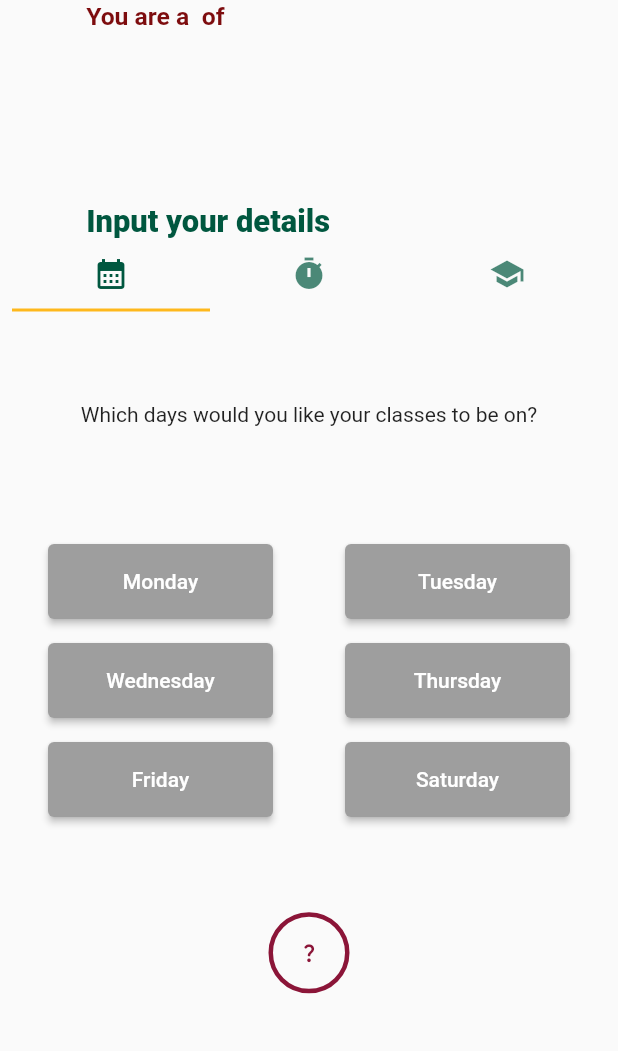
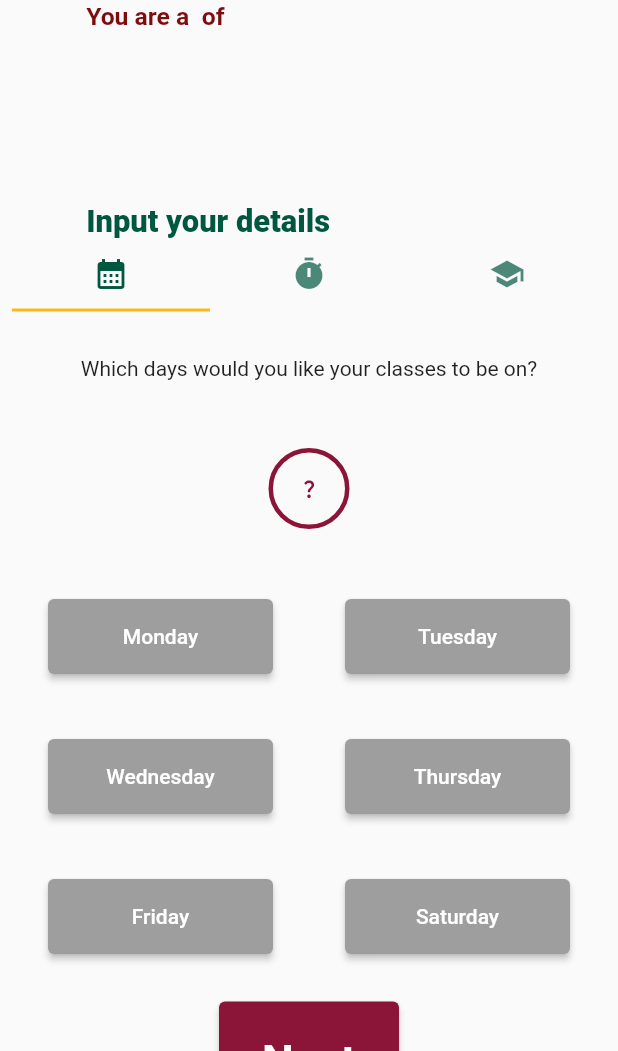
Before and after one commit to CRS-Scheduler/CRS-Scheduler, a Flutter app: the Dashboard screen opened directly with empty values, on a phone screen of 412 x 824 dp, the part 185-1236 px from its top. Run offline on Flutter 3.47's test engine with Material 2 defaults, Android fonts, the phone set to English and light mode, and no system bars; drawn by our look-alikes of showcaseview; our stand-ins replace csv, file_picker; missing offline and left inert: dart:html, dart:js.

Commit message:
more stuff

```diff
--- a/lib/screens/initdetails.dart
+++ b/lib/screens/initdetails.dart
@@ -49,7 +49,8 @@ class _DetailDashState extends State<DetailDash> {
         .map((row) => row[courseNameInd])
         .toList();
   }
-
+  double deviceHeight(BuildContext context) =>
+      MediaQuery.of(context).size.height;
   List<dynamic> _courseNames = ["Unselected"];
   late List<String> _dropdownItems = ["Unselected"];
   final _formKey = GlobalKey<FormState>();
@@ -105,6 +106,8 @@ class _DetailDashState extends State<DetailDash> {
     SizeConfig().init(context);
     return Scaffold(
       body: SingleChildScrollView(
+        child: SizedBox(
+          height: deviceHeight(context),
           child: Padding(
             padding: const EdgeInsets.all(8.0),
             child: Column(
@@ -726,6 +729,7 @@ class _DetailDashState extends State<DetailDash> {
             ),
           ),
         ),
+      ),
     );
   }
 }
--- a/lib/widgets/daychooser.dart
+++ b/lib/widgets/daychooser.dart
@@ -51,17 +51,36 @@ class _DayChooserState extends State<DayChooser> {
   GlobalKey _day = GlobalKey();
   @override
   Widget build(BuildContext context) {
-    return SizedBox(
-      height: 500,
-      child: Center(
+    return Center(
       child: Column(mainAxisAlignment: MainAxisAlignment.spaceEvenly,
         children: [
           const Padding(
             padding: EdgeInsets.symmetric(vertical: 30.0),
             child: Text("Which days would you like your classes to be on?"),
+          ), Padding(
+            padding: const EdgeInsets.all(15.0),
+            child: Container(
+              decoration: BoxDecoration(
+                border: Border.all(width: 3, color: const Color(0xff8B1538)),
+                shape: BoxShape.circle,
+              ),
+              child: IconButton(
+                  iconSize: 15,
+                  splashRadius: 1,
+                  onPressed: () {
+                    ShowCaseWidget.of(context).startShowCase([_day]);
+                    if (kDebugMode) {
+                      print("lets play");
+                    }
+                  },
+                  icon: const Icon(Icons.question_mark_rounded),
+                  color: const Color(0xff8B1538)),
+            ),
           ),
 
-            Padding(
+          SizedBox(
+            height: 300,
+            child: Padding(
               padding: const EdgeInsets.symmetric(vertical: 10.0),
               child: Column(
                 mainAxisAlignment: MainAxisAlignment.spaceAround,
@@ -125,28 +144,9 @@ class _DayChooserState extends State<DayChooser> {
                 ],
               ),
             ),
-            Padding(
-              padding: const EdgeInsets.all(15.0),
-              child: Container(
-                decoration: BoxDecoration(
-                  border: Border.all(width: 3, color: const Color(0xff8B1538)),
-                  shape: BoxShape.circle,
           ),
-                child: IconButton(
-                    iconSize: 15,
-                    splashRadius: 1,
-                    onPressed: () {
-                      ShowCaseWidget.of(context).startShowCase([_day]);
-                      if (kDebugMode) {
-                        print("lets play");
-                      }
-                    },
-                    icon: const Icon(Icons.question_mark_rounded),
-                    color: const Color(0xff8B1538)),
-              ),
-            )
+
         ],
-        ),
       ),
     );
   }
```
Also changed, not shown: lib/widgets/timechooser.dart (+5 -5 lines). Lines whose indentation alone changed are shown as unchanged.
